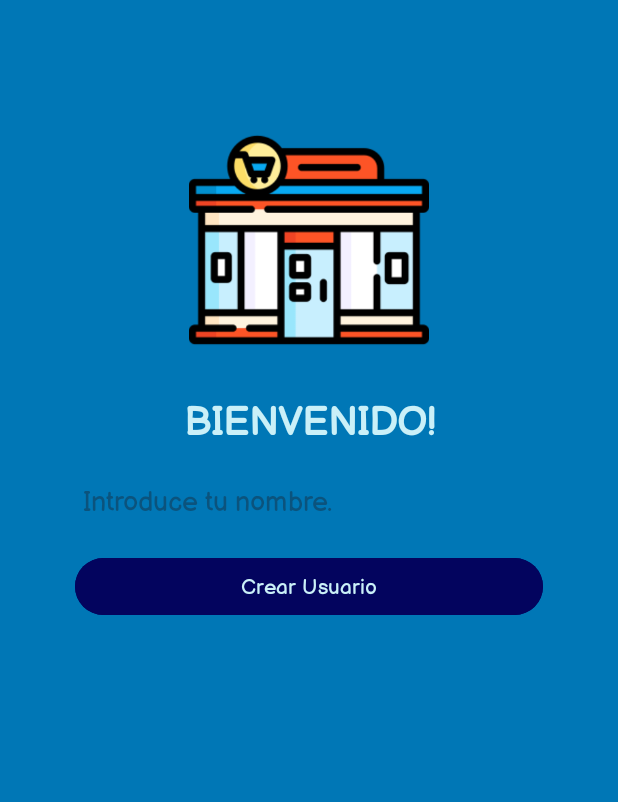
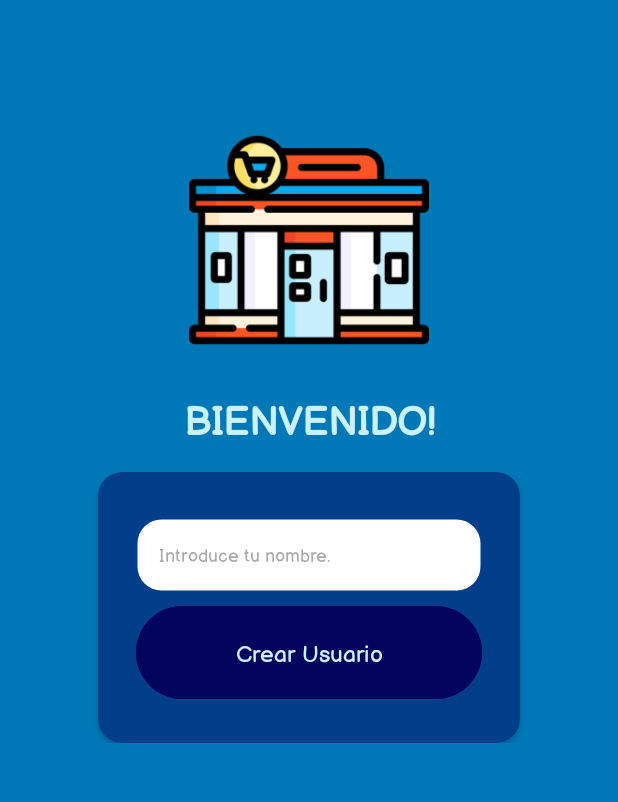
Before and after one commit to Lautaro-io/SmartStock, an Android app: the screen it shows after launch (MainActivity), on a phone screen of 412 x 824 dp, the part 149-951 px from its top. Run offline under Robolectric (Android 15) with nearby library versions, the phone set to English and light mode, and no system bars.

```diff
--- a/app/src/main/java/com/example/smartstock/MainActivity.kt
+++ b/app/src/main/java/com/example/smartstock/MainActivity.kt
@@ -5,12 +5,25 @@ import androidx.activity.enableEdgeToEdge
 import androidx.appcompat.app.AppCompatActivity
 import androidx.core.view.ViewCompat
 import androidx.core.view.WindowInsetsCompat
+import com.example.smartstock.databinding.ActivityMainBinding
 
 class MainActivity : AppCompatActivity() {
+    private lateinit var binding: ActivityMainBinding
+
     override fun onCreate(savedInstanceState: Bundle?) {
         super.onCreate(savedInstanceState)
         enableEdgeToEdge()
-        setContentView(R.layout.activity_main)
+        binding = ActivityMainBinding.inflate(layoutInflater)
+        setContentView(binding.root)
+        initUI()
 
     }
+
+    private fun initUI() {
+        binding.btnCreate.setOnClickListener { addUser() }
+    }
+
+    private fun addUser() {
+        TODO("Not yet implemented")
+    }
 }
--- a/app/src/main/res/drawable/edittextrounded.xml
+++ b/app/src/main/res/drawable/edittextrounded.xml
@@ -1,14 +1,15 @@
 <?xml version="1.0" encoding="utf-8"?>
-<selector xmlns:android="http://schemas.android.com/apk/res/android">
-    <?xml version="1.0" encoding="utf-8"?>
-    <shape xmlns:android="http://schemas.android.com/apk/res/android"
-        android:shape="rectangle"
-        android:backgroundTint="#FFFFFF">
+<shape xmlns:android="http://schemas.android.com/apk/res/android"
+    android:shape="rectangle">
 
-        <corners android:radius="16dp" />
+    <!-- Color de fondo -->
+    <solid android:color="#FFFFFF" />
 
-        <stroke
-            android:width="2dp"
-            android:color="#6200EE" />
-    </shape>
-</selector>
+    <!-- Bordes redondeados -->
+    <corners android:radius="16dp" />
+
+    <!-- Borde con color -->
+    <stroke
+        android:width="2dp"
+        android:color="#00FFFFFF" />
+</shape>
--- a/app/src/main/res/layout/activity_main.xml
+++ b/app/src/main/res/layout/activity_main.xml
@@ -38,12 +38,6 @@
             >
 
         </ImageView>
-    <androidx.cardview.widget.CardView
-        android:layout_width="match_parent"
-        android:layout_height="wrap_content" >
-
-
-    </androidx.cardview.widget.CardView>
         <TextView
             android:layout_width="match_parent"
             android:layout_height="wrap_content"
@@ -54,26 +48,49 @@
             android:textColor="@color/text_color"
             android:textSize="26sp"
             android:textStyle="bold" />
+    <androidx.cardview.widget.CardView
+        android:layout_width="match_parent"
+        android:layout_height="wrap_content"
+        android:layout_marginHorizontal="65dp"
+        android:layout_marginTop="15dp"
+        app:cardCornerRadius="16dp"
+        app:cardBackgroundColor="@color/bg_card"
+        >
+        <LinearLayout
+            android:layout_width="match_parent"
+            android:layout_height="wrap_content"
+            android:orientation="vertical"
+            android:layout_gravity="center"
+            android:padding="25dp"
+            >
+
 
             <EditText
+                android:id="@+id/entry_name"
                 android:layout_width="match_parent"
                 android:layout_height="wrap_content"
-            android:layout_marginHorizontal="50dp"
-            android:layout_marginVertical="15dp"
+                android:layout_marginVertical="5dp"
                 android:fontFamily="@font/balsamiqsansregular"
                 android:background="@drawable/edittextrounded"
                 android:hint="@string/hint_text"
-            android:padding="5dp" />
+                android:textSize="12sp"
+                android:padding="15dp" />
 
             <Button
+                android:id="@+id/btn_create"
                 android:layout_width="match_parent"
-            android:layout_height="46dp"
-            android:layout_marginHorizontal="50dp"
+                android:layout_height="70dp"
                 android:backgroundTint="@color/btn_add_user"
                 android:fontFamily="@font/balsamiqsansregular"
                 android:text="@string/add_user"
                 android:textColor="@color/text_color"
+                android:textSize="15sp"
                 android:textStyle="normal" />
+
+        </LinearLayout>
+
+    </androidx.cardview.widget.CardView>
+
 
     </LinearLayout>
 
--- a/app/src/main/res/values/colors.xml
+++ b/app/src/main/res/values/colors.xml
@@ -6,4 +6,5 @@
     <color name="btn_add_user">#03045e</color>
     <color name="text_color"> #caf0f8  </color>
     <color name="bg_app" > #CAF0F8</color>
+    <color name="bg_card" > #023E8A</color>
 </resources>
--- a/build.gradle.kts
+++ b/build.gradle.kts
@@ -2,4 +2,6 @@
 plugins {
     alias(libs.plugins.android.application) apply false
     alias(libs.plugins.kotlin.android) apply false
+    id("com.google.dagger.hilt.android") version "2.51" apply false
+
 }
```
Also changed, not shown: app/build.gradle.kts (+18 -0 lines), app/src/main/java/com/example/smartstock/database/daos/UserDao.kt (added, +24 -0 lines), app/src/main/java/com/example/smartstock/database/entities/Product.kt (added, +13 -0 lines), app/src/main/java/com/example/smartstock/database/entities/ProductForBranch.kt (added, +26 -0 lines), app/src/main/java/com/example/smartstock/database/entities/Sucursal.kt (added, +26 -0 lines), app/src/main/java/com/example/smartstock/database/entities/User.kt (added, +11 -0 lines). Lines whose indentation alone changed are shown as unchanged.
